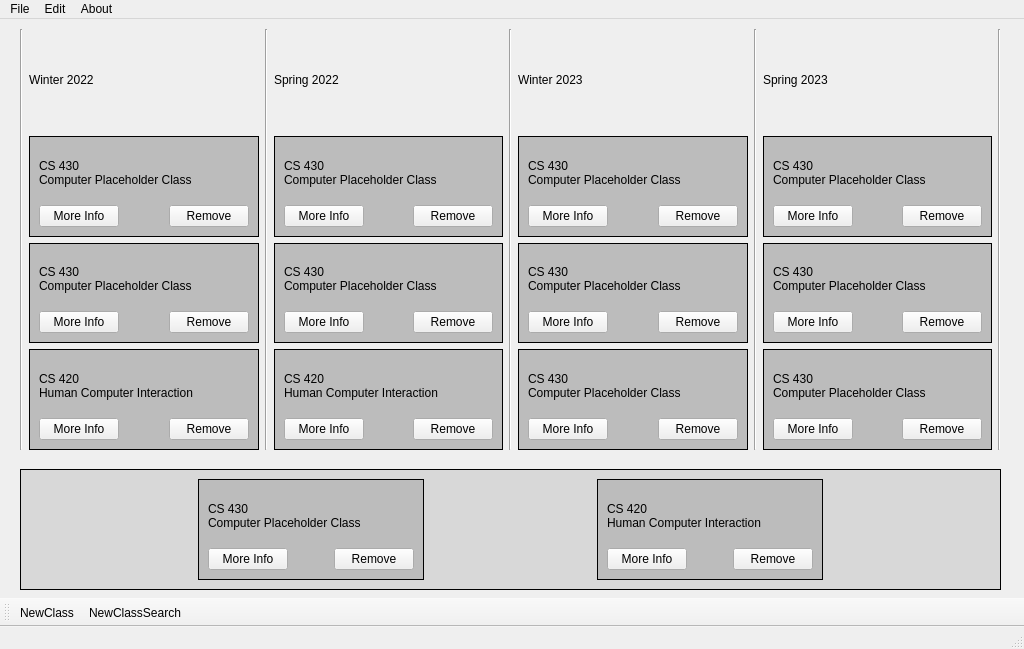
First picture: the form in QTApp/SchedulePlanner/mainwindow.ui, repository brendankaguiar/Class-Planner, before the edit.
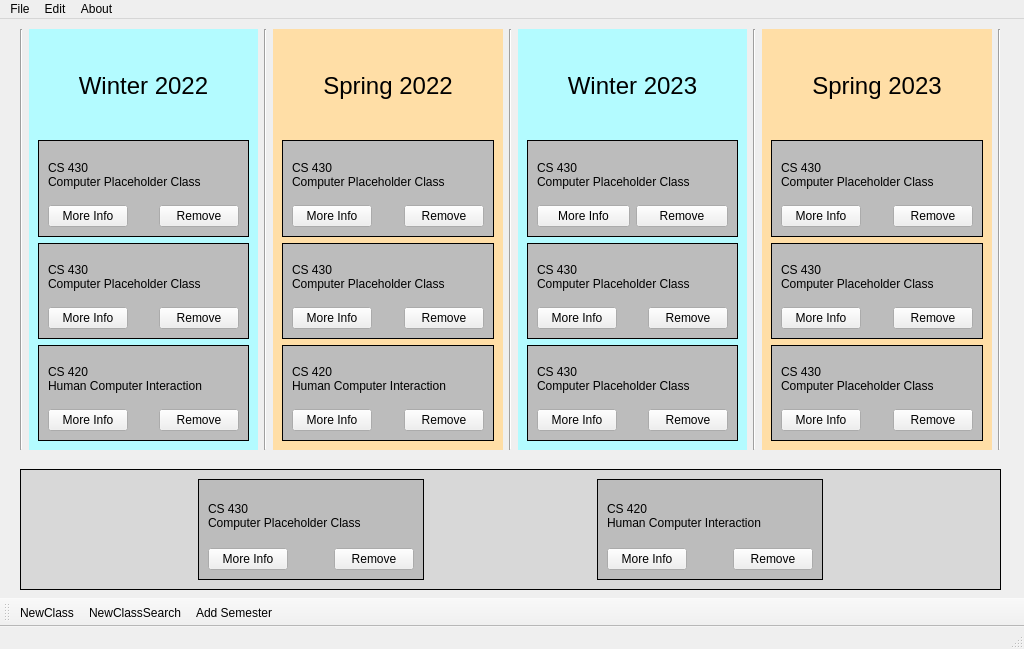
Second picture: the form after the edit.

```diff
--- a/QTApp/SchedulePlanner/mainwindow.ui
+++ b/QTApp/SchedulePlanner/mainwindow.ui
@@ -215,12 +215,33 @@
       </widget>
      </item>
      <item>
+      <widget class="QFrame" name="Winter2022Frame">
+       <property name="styleSheet">
+        <string notr="true">QFrame#Winter2022Frame{
+	background:rgb(179, 251, 255);
+}
+
+QLabel{
+	color:black;
+}</string>
+       </property>
       <layout class="QVBoxLayout" name="verticalLayout_3">
        <item>
         <widget class="QLabel" name="label_4">
+          <property name="font">
+           <font>
+            <pointsize>18</pointsize>
+           </font>
+          </property>
+          <property name="layoutDirection">
+           <enum>Qt::LeftToRight</enum>
+          </property>
          <property name="text">
           <string>Winter 2022</string>
          </property>
+          <property name="alignment">
+           <set>Qt::AlignCenter</set>
+          </property>
         </widget>
        </item>
        <item>
@@ -413,6 +434,7 @@
         </widget>
        </item>
       </layout>
+      </widget>
      </item>
      <item>
       <widget class="Line" name="line">
@@ -502,12 +524,30 @@
       </widget>
      </item>
      <item>
+      <widget class="QFrame" name="Spring2022Frame">
+       <property name="styleSheet">
+        <string notr="true">QFrame#Spring2022Frame{
+	background:rgb(255, 222, 166);
+}
+
+QLabel{
+	color:black;
+}</string>
+       </property>
       <layout class="QVBoxLayout" name="verticalLayout_5">
        <item>
         <widget class="QLabel" name="label_5">
+          <property name="font">
+           <font>
+            <pointsize>18</pointsize>
+           </font>
+          </property>
          <property name="text">
           <string>Spring 2022</string>
          </property>
+          <property name="alignment">
+           <set>Qt::AlignCenter</set>
+          </property>
         </widget>
        </item>
        <item>
@@ -700,6 +740,7 @@
         </widget>
        </item>
       </layout>
+      </widget>
      </item>
      <item>
       <widget class="Line" name="line_2">
@@ -709,18 +750,64 @@
       </widget>
      </item>
      <item>
+      <widget class="QFrame" name="Winter2023Frame">
+       <property name="styleSheet">
+        <string notr="true">QFrame#Winter2023Frame{
+	background:rgb(179, 251, 255);
+}
+
+QLabel{
+	color:black;
+}</string>
+       </property>
       <layout class="QVBoxLayout" name="verticalLayout_8">
        <item>
         <widget class="QLabel" name="label_8">
+          <property name="font">
+           <font>
+            <pointsize>18</pointsize>
+           </font>
+          </property>
          <property name="text">
           <string>Winter 2023</string>
          </property>
+          <property name="alignment">
+           <set>Qt::AlignCenter</set>
+          </property>
         </widget>
        </item>
        <item>
         <widget class="QFrame" name="verticalFrame_12">
          <property name="styleSheet">
-          <string notr="true">QFrame{
+           <string notr="true">/* red */
+QFrame{
+	background:rgb(255, 76, 76);
+	border: 1px solid black;
+}
+
+QLabel{
+	color:black;
+	background:rgb(255, 76, 76);
+	border: 0px transparent;
+}
+
+
+/* green */
+QFrame{
+	background:rgb(184, 255, 171);
+	border: 1px solid black;
+}
+
+QLabel{
+	color:black;
+	background:rgb(184, 255, 171);
+	border: 0px transparent;
+}
+
+
+/* black */
+
+QFrame{
 	background: rgb(188, 188, 188);
 	border: 1px solid black;
 }
@@ -729,7 +816,8 @@
 	color:black;
 	background: rgb(188, 188, 188);
 	border: 0px transparent;
-}</string>
+}
+</string>
          </property>
          <layout class="QVBoxLayout" name="verticalLayout_17">
           <item>
@@ -755,19 +843,6 @@
               </property>
              </widget>
             </item>
-            <item>
-             <spacer name="horizontalSpacer_16">
-              <property name="orientation">
-               <enum>Qt::Horizontal</enum>
-              </property>
-              <property name="sizeHint" stdset="0">
-               <size>
-                <width>40</width>
-                <height>20</height>
-               </size>
-              </property>
-             </spacer>
-            </item>
             <item>
              <widget class="QPushButton" name="pushButton_26">
               <property name="text">
@@ -907,6 +982,7 @@
         </widget>
        </item>
       </layout>
+      </widget>
      </item>
      <item>
       <widget class="Line" name="line_3">
@@ -916,12 +992,30 @@
       </widget>
      </item>
      <item>
+      <widget class="QFrame" name="Spring2023Frame">
+       <property name="styleSheet">
+        <string notr="true">QFrame#Spring2023Frame{
+	background:rgb(255, 222, 166);
+}
+
+QLabel{
+	color:black;
+}</string>
+       </property>
       <layout class="QVBoxLayout" name="verticalLayout_10">
        <item>
         <widget class="QLabel" name="label_10">
+          <property name="font">
+           <font>
+            <pointsize>18</pointsize>
+           </font>
+          </property>
          <property name="text">
           <string>Spring 2023</string>
          </property>
+          <property name="alignment">
+           <set>Qt::AlignCenter</set>
+          </property>
         </widget>
        </item>
        <item>
@@ -1114,6 +1208,7 @@
         </widget>
        </item>
       </layout>
+      </widget>
      </item>
      <item>
       <widget class="Line" name="line_5">
@@ -1172,6 +1267,7 @@
    </attribute>
    <addaction name="actionNewClass"/>
    <addaction name="actionNewClassSearch"/>
+   <addaction name="actionAdd_Semester"/>
   </widget>
   <action name="actionSave_Schedule">
    <property name="text">
@@ -1208,6 +1304,21 @@
     <string>NewClassSearch</string>
    </property>
   </action>
+  <action name="actionNew_Schedule">
+   <property name="text">
+    <string>New Schedule</string>
+   </property>
+  </action>
+  <action name="actionAdd_Semester">
+   <property name="text">
+    <string>Add Semester</string>
+   </property>
+  </action>
+  <action name="actionAdd_Class">
+   <property name="text">
+    <string>Add Class</string>
+   </property>
+  </action>
  </widget>
  <resources/>
  <connections/>
```
Left out of the diff: 14 changed lines with no effect on the pictures. Lines whose indentation alone changed are shown as unchanged.
